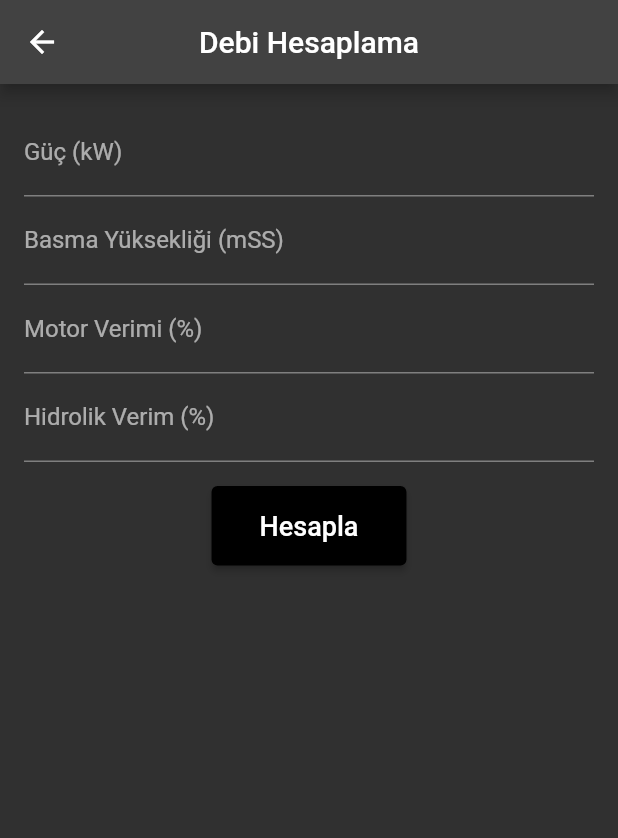
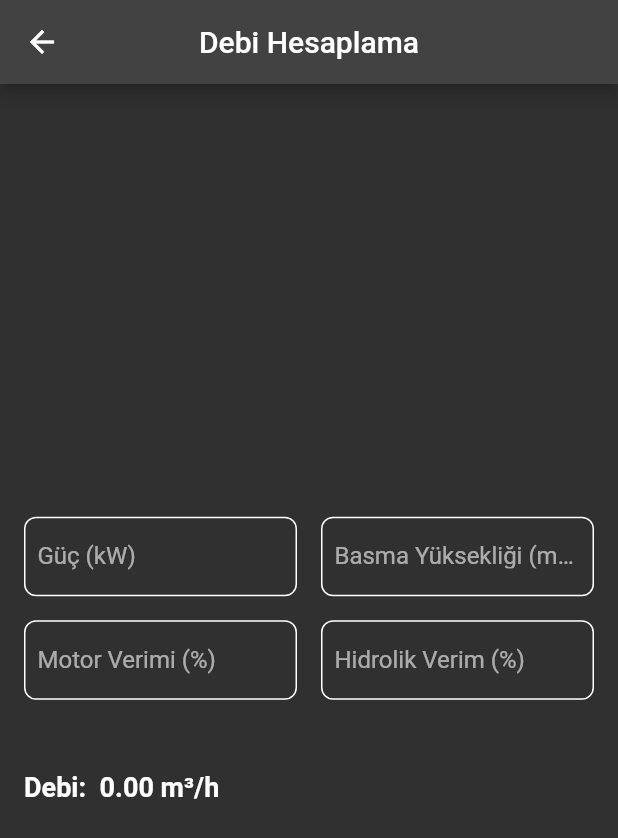
Before and after one commit to ilaydaily/solid_proje, a Flutter app: the FlowDetailsScreen screen opened directly, on a phone screen of 412 x 824 dp. Shown: the top 838 px of the screen. Run offline on Flutter 3.47's test engine with Material 2 defaults, Android fonts, the light colour scheme and no system bars.

Commit message:
debi sayfası değiştirildi

```diff
--- a/lib/screens/debi.dart
+++ b/lib/screens/debi.dart
@@ -1,5 +1,4 @@
 import 'package:flutter/material.dart';
-
 class FlowDetailsScreen extends StatefulWidget {
   @override
   _FlowDetailsScreenState createState() => _FlowDetailsScreenState();
@@ -10,6 +9,8 @@ class _FlowDetailsScreenState extends State<FlowDetailsScreen> {
   TextEditingController totalHMController = TextEditingController();
   TextEditingController nMotorController = TextEditingController();
   TextEditingController nHidrolikController = TextEditingController();
+  double result = 0.0;
+  String errorMessage = '';
 
   String gucUnit = 'kW';
   String totalHMUnit = 'mSS';
@@ -23,40 +24,19 @@ class _FlowDetailsScreenState extends State<FlowDetailsScreen> {
     double nHidrolik = double.tryParse(nHidrolikController.text) ?? 0.0;
 
     if (gucConv == 0 || totalHM == 0 || nMotor == 0 || nHidrolik == 0) {
-      showDialog(
-        context: context,
-        builder: (context) {
-          return AlertDialog(
-            title: Text('Uyarı'),
-            content: Text('Lütfen tüm değerleri giriniz.'),
-            actions: [
-              ElevatedButton(
-                onPressed: () => Navigator.pop(context),
-                child: Text('Tamam'),
-              ),
-            ],
-          );
-        },
-      );
+      setState(() {
+        errorMessage = 'Lütfen tüm alanları doldurun.';
+        result = 0.0;
+      });
     } else {
-      double result = calculateDebi(gucConv, totalHM, nMotor, nHidrolik);
-      showDialog(
-        context: context,
-        builder: (context) {
-          return AlertDialog(
-            title: Text('Sonuç'),
-            content: Text('Debi değeri: ${result.toStringAsFixed(2)}'),
-            //print("Sonuç: ${nHidrolik.toStringAsFixed(2)}");
-            actions: [
-              ElevatedButton(
-                onPressed: () => Navigator.pop(context),
-                child: Text('Tamam'),
-              ),
-            ],
-          );
-        },
-      );
-    }
+      setState(() {
+        errorMessage = '';
+        result = calculateDebi(gucConv, totalHM, nMotor, nHidrolik);
+      });
+    } }
+
+  void updateResultOnChange() {
+    _calculateDebi();
   }
 
   @override
@@ -68,29 +48,127 @@ class _FlowDetailsScreenState extends State<FlowDetailsScreen> {
           textAlign: TextAlign.center,
         ),
         centerTitle: true,
-        //title: Text('Motor Verimi'),
       ),
-      body: Padding(
-        padding: EdgeInsets.all(16.0),
-        child: Column(
-          children: [
-            TextField(controller: gucController, decoration: InputDecoration(labelText: 'Güç ($gucUnit)')),
-            TextField(controller: totalHMController, decoration: InputDecoration(labelText: 'Basma Yüksekliği ($totalHMUnit)')),
-            TextField(controller: nMotorController, decoration: InputDecoration(labelText: 'Motor Verimi ($nMotorUnit)')),
-            TextField(controller: nHidrolikController, decoration: InputDecoration(labelText: 'Hidrolik Verim ($nHidrolikUnit)')),
-            SizedBox(height: 16.0),
-            ElevatedButton(
-              onPressed: _calculateDebi,
-              style: ElevatedButton.styleFrom(
-                primary: Colors.black, // Buton rengini siyah olarak ayarlar
-                padding: EdgeInsets.symmetric(vertical: 16, horizontal: 32), // Buton boyutunu ayarlar
+      body: Center(
+        child: Padding(
+          padding: EdgeInsets.all(16.0),
+          child: Column(
+            crossAxisAlignment: CrossAxisAlignment.stretch,
+            mainAxisAlignment: MainAxisAlignment.center,
+            children: <Widget>[
+              Row(
+                children: <Widget>[
+                  Expanded(
+                    child: Container(
+                      decoration: BoxDecoration(
+                        border: Border.all(
+                          color: Colors.white,
+                          width: 1.0,
+                        ),
+                        borderRadius: BorderRadius.circular(8.0),
+                      ),
+                      child: TextField(
+                        controller: gucController,
+                        onChanged: (value) => updateResultOnChange(),
+                        decoration: InputDecoration(
+                          labelText: 'Güç ($gucUnit)',
+                          border: InputBorder.none,
+                          contentPadding:
+                          EdgeInsets.all(8.0),
+                        ),
+                      ),
+                    ),
+                  ),
+                  SizedBox(width: 16.0),
+                  Expanded(
+                    child: Container(
+                      decoration: BoxDecoration(
+                        border: Border.all(
+                          color: Colors.white,
+                          width: 1.0,
+                        ),
+                        borderRadius: BorderRadius.circular(
+                            8.0),
+                      ),
+                      child: TextField(
+                        controller: totalHMController,
+                        onChanged: (value) => updateResultOnChange(),
+                        decoration: InputDecoration(
+                          labelText: 'Basma Yüksekliği ($totalHMUnit)',
+                          border: InputBorder.none,
+                          contentPadding:
+                          EdgeInsets.all(8.0),
+                        ),
+                      ),
+                    ),
+                  ),
+                ],
               ),
-              child: Text(
-                'Hesapla',
-                style: TextStyle(fontSize: 18), // Yazı boyutunu ayarlar
+
+              SizedBox(height: 16.0),
+
+              Row(
+                children: <Widget>[
+                  Expanded(
+                    child: Container(
+                      decoration: BoxDecoration(
+                        border: Border.all(
+                          color: Colors.white,
+                          width: 1.0,
+                        ),
+                        borderRadius: BorderRadius.circular(
+                            8.0),
+                      ),
+                      child: TextField(
+                        controller: nMotorController,
+                        onChanged: (value) => updateResultOnChange(),
+                        decoration: InputDecoration(
+                          labelText: 'Motor Verimi ($nMotorUnit)',
+                          border: InputBorder.none,
+                          contentPadding:
+                          EdgeInsets.all(8.0),
+                        ),
+                      ),
+                    ),
+                  ),
+                  SizedBox(width: 16.0),
+                  Expanded(
+                    child: Container(
+                      decoration: BoxDecoration(
+                        border: Border.all(
+                          color: Colors.white,
+                          width: 1.0,
+                        ),
+                        borderRadius: BorderRadius.circular(
+                            8.0),
+                      ),
+                      child: TextField(
+                        controller: nHidrolikController,
+                        onChanged: (value) => updateResultOnChange(),
+                        decoration: InputDecoration(
+                          labelText: 'Hidrolik Verim ($nHidrolikUnit)',
+                          border: InputBorder.none,
+                          contentPadding:
+                          EdgeInsets.all(8.0),
+                        ),
+                      ),
+                    ),
+                  ),
+                ],
               ),
-            )
-          ],
+              SizedBox(height: 16.0),
+              Text(
+                errorMessage,
+                style: TextStyle(color: Colors.red),
+              ),
+              SizedBox(height: 16.0),
+              Text(
+                'Debi:  ${result.toStringAsFixed(2)} m³/h',
+                style: TextStyle(
+                    fontSize: 18, fontWeight: FontWeight.bold),
+              ),
+            ],
+          ),
         ),
       ),
     );
@@ -98,6 +176,6 @@ class _FlowDetailsScreenState extends State<FlowDetailsScreen> {
 }
 
 double calculateDebi(double gucConv, double totalHM, double nMotor, double nHidrolik) {
-  double debi = (gucConv * nMotor * nHidrolik * 367.2) / (totalHM / 10000);
+  double debi = (gucConv * nMotor * nHidrolik * 367.2) / (totalHM * 10000);
   return debi;
 }
```
